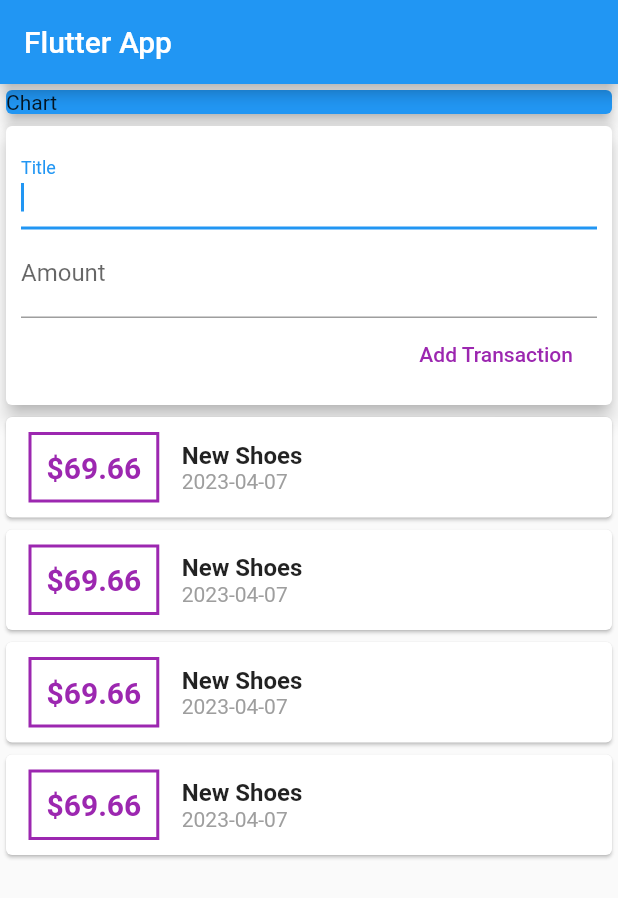
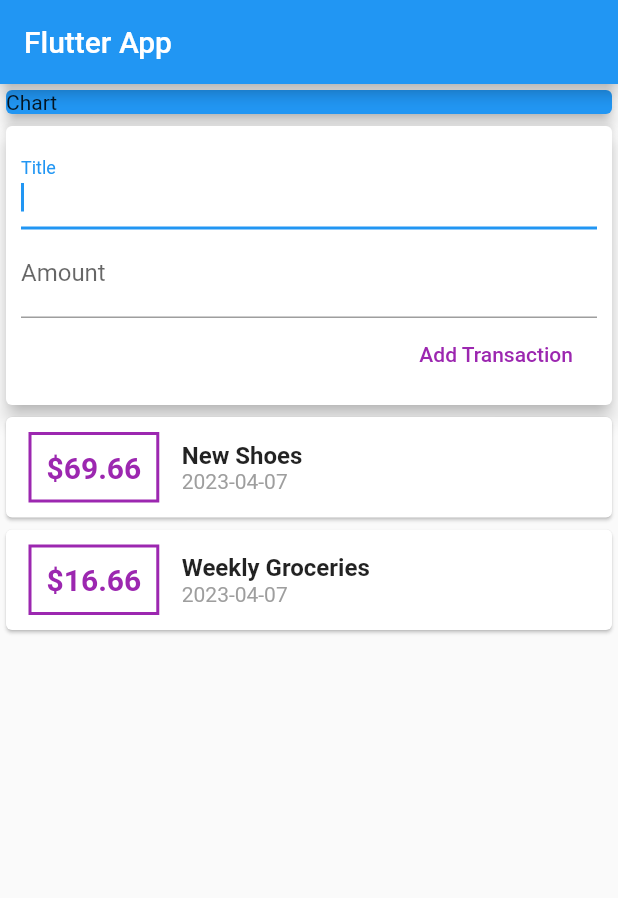
Before and after one commit to hiroshi-iwashita/practice_flutter_20230404, a Flutter app: the screen it shows after launch, on a phone screen of 412 x 824 dp. Shown: the top 898 px of the screen. Run offline on Flutter 3.47's test engine with Material 2 defaults, Android fonts, the phone set to English and light mode, and no system bars.

Commit message:
remove: ダミーデータの削除

```diff
--- a/lib/widgets/user_transactions.dart
+++ b/lib/widgets/user_transactions.dart
@@ -12,42 +12,6 @@ class UserTransactions extends StatefulWidget {
 
 class _UserTransactionsState extends State<UserTransactions> {
   final List<Transaction> _userTransactions = [
-    Transaction(
-      id: 't1',
-      title: 'New Shoes',
-      amount: 69.66,
-      date: DateTime.now(),
-    ),
-    Transaction(
-      id: 't1',
-      title: 'New Shoes',
-      amount: 69.66,
-      date: DateTime.now(),
-    ),
-    Transaction(
-      id: 't1',
-      title: 'New Shoes',
-      amount: 69.66,
-      date: DateTime.now(),
-    ),
-    Transaction(
-      id: 't1',
-      title: 'New Shoes',
-      amount: 69.66,
-      date: DateTime.now(),
-    ),
-    Transaction(
-      id: 't1',
-      title: 'New Shoes',
-      amount: 69.66,
-      date: DateTime.now(),
-    ),
-    Transaction(
-      id: 't1',
-      title: 'New Shoes',
-      amount: 69.66,
-      date: DateTime.now(),
-    ),
     Transaction(
       id: 't1',
       title: 'New Shoes',
```
